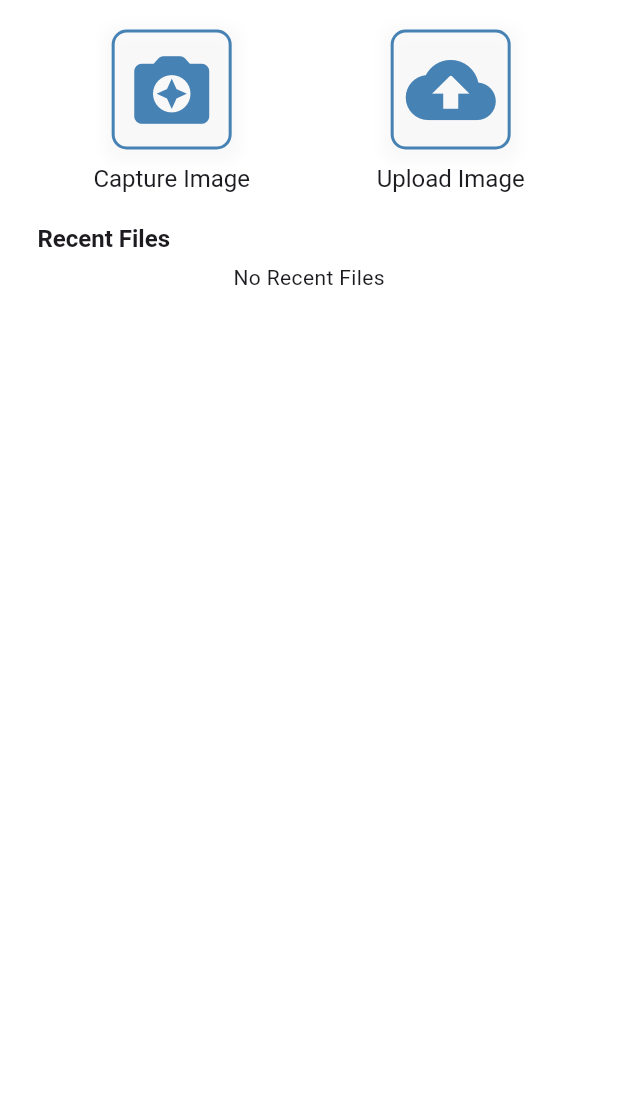
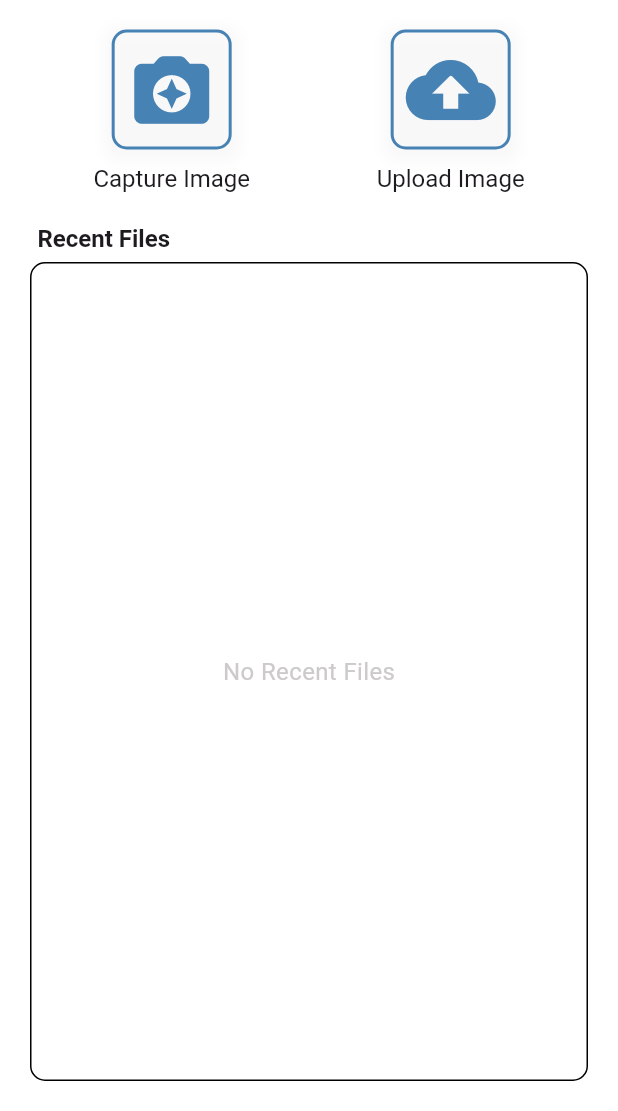
Before and after one commit to umeree/DataExtractornAnalyzer, a Flutter app: the screen it shows after launch, on a phone screen of 412 x 824 dp, the part 125-1236 px from its top. Run offline on Flutter 3.47's test engine with Material 3 defaults, Android fonts, the phone set to English and light mode, and no system bars; our stand-ins replace image_picker, sqflite, syncfusion_flutter_datagrid; missing offline and left inert: google_mlkit_text_recognition; accounts and stored records are empty.

Commit message:
Recent files setup

```diff
--- a/lib/view/home.dart
+++ b/lib/view/home.dart
@@ -166,22 +166,26 @@ class _HomeScreenState extends State<HomeScreen> {
             ),
             const SizedBox(height: 5),
             // Container to display the grid
-            _imagesPaths.length == 0 || _imagesPaths.isEmpty
-                ? Center(
-                    child: Text("No Recent Files"),
-                  )
-                : Expanded(
+            Expanded(
               child: Container(
                 padding: const EdgeInsets.all(8),
                 width: MediaQuery.of(context).size.width,
-                      height: containerHeight, // Dynamically calculated height
+                height: containerHeight,
                 decoration: BoxDecoration(
                   borderRadius: BorderRadius.circular(10),
                   border: Border.all(
                     width: 1,
                   ),
                 ),
-                      child: GridView.builder(
+                child: _imagesPaths.length == 0 || _imagesPaths.isEmpty
+                    ? Center(
+                        child: Text(
+                          "No Recent Files",
+                          style: TextStyle(
+                              fontSize: 16, color: AppColors.greyColor),
+                        ),
+                      )
+                    : GridView.builder(
                         // physics: const NeverScrollableScrollPhysics(), // Disable scrolling
                         gridDelegate: SliverGridDelegateWithFixedCrossAxisCount(
                           crossAxisCount: crossAxisCount,
@@ -202,6 +206,7 @@ class _HomeScreenState extends State<HomeScreen> {
                       ),
               ),
             ),
+            // Spacer(),
             SizedBox(
               height: 20,
             )
```
Lines whose indentation alone changed are shown as unchanged.
